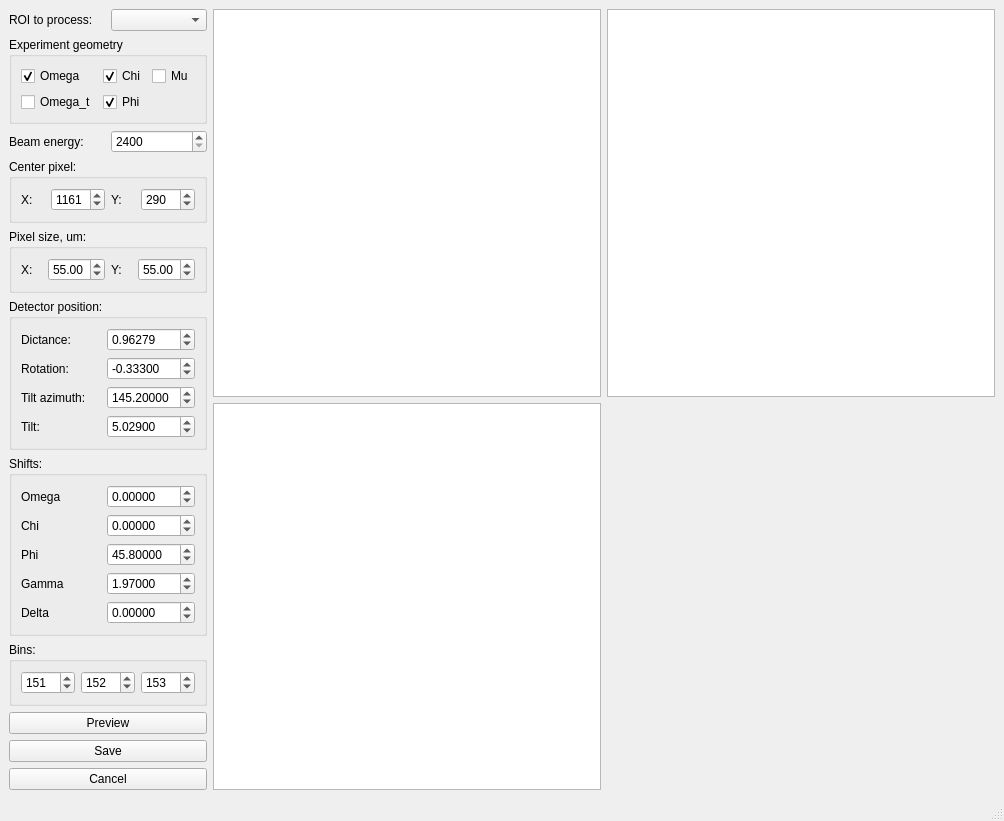
First picture: the form in uis/converter.ui, repository yamedvedya/data_viewer, before the edit.
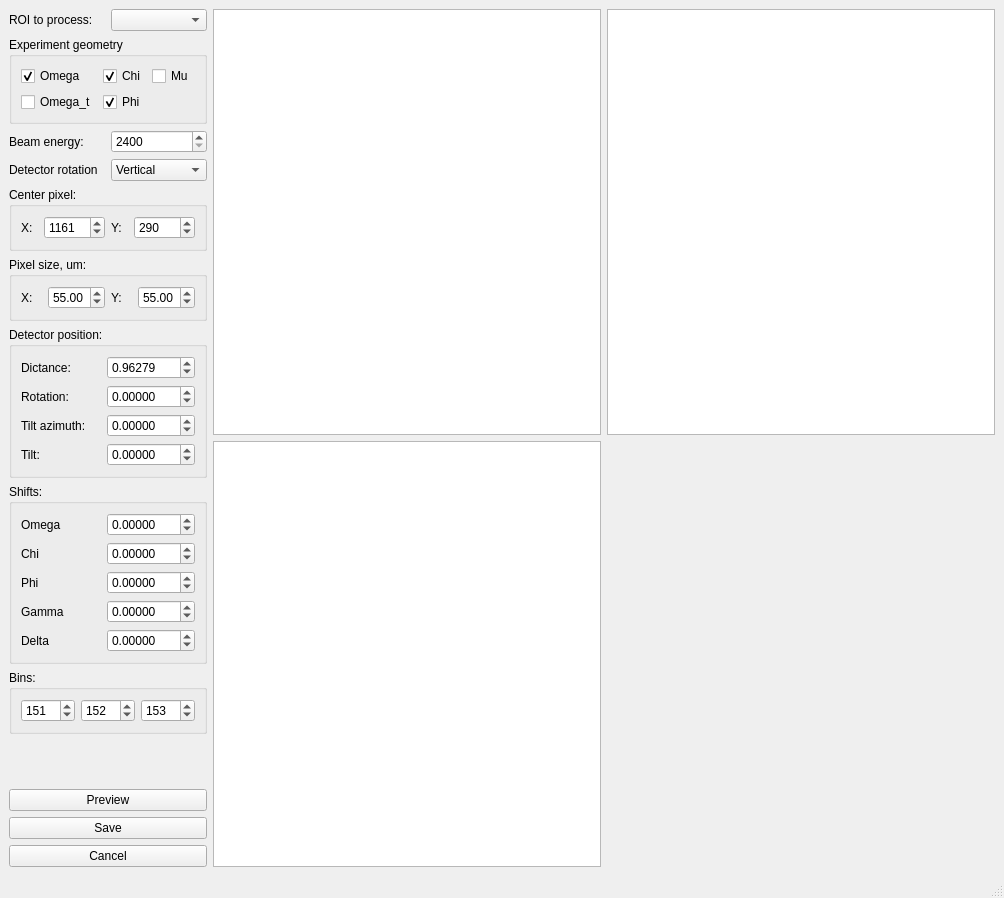
Second picture: the form after the edit. Custom widgets are drawn as their Qt base class.

Diff of the .ui file:
```diff
--- a/uis/converter.ui
+++ b/uis/converter.ui
@@ -7,7 +7,7 @@
     <x>0</x>
     <y>0</y>
     <width>1004</width>
-    <height>811</height>
+    <height>898</height>
    </rect>
   </property>
   <property name="windowTitle">
@@ -114,6 +114,36 @@
         </item>
        </layout>
       </item>
+      <item>
+       <widget class="QWidget" name="widget_4" native="true">
+        <layout class="QHBoxLayout" name="horizontalLayout_6">
+         <property name="margin">
+          <number>0</number>
+         </property>
+         <item>
+          <widget class="QLabel" name="label_7">
+           <property name="text">
+            <string>Detector rotation</string>
+           </property>
+          </widget>
+         </item>
+         <item>
+          <widget class="QComboBox" name="cmb_detector_rotation">
+           <item>
+            <property name="text">
+             <string>Vertical</string>
+            </property>
+           </item>
+           <item>
+            <property name="text">
+             <string>Horizontal</string>
+            </property>
+           </item>
+          </widget>
+         </item>
+        </layout>
+       </widget>
+      </item>
       <item>
        <widget class="QGroupBox" name="groupBox_2">
         <property name="title">
@@ -136,7 +166,7 @@
             <number>0</number>
            </property>
            <property name="maximum">
-            <number>1556</number>
+            <number>10000</number>
            </property>
            <property name="singleStep">
             <number>1</number>
@@ -162,7 +192,7 @@
             <number>0</number>
            </property>
            <property name="maximum">
-            <number>1556</number>
+            <number>10000</number>
            </property>
            <property name="singleStep">
             <number>1</number>
@@ -272,7 +302,7 @@
             <double>360.000000000000000</double>
            </property>
            <property name="value">
-            <double>-0.333000000000000</double>
+            <double>0.000000000000000</double>
            </property>
           </widget>
          </item>
@@ -298,7 +328,7 @@
             <double>360.000000000000000</double>
            </property>
            <property name="value">
-            <double>145.199999999999989</double>
+            <double>0.000000000000000</double>
            </property>
           </widget>
          </item>
@@ -324,7 +354,7 @@
             <double>360.000000000000000</double>
            </property>
            <property name="value">
-            <double>5.029000000000000</double>
+            <double>0.000000000000000</double>
            </property>
           </widget>
          </item>
@@ -398,7 +428,7 @@
             <double>360.000000000000000</double>
            </property>
            <property name="value">
-            <double>1.970000000000000</double>
+            <double>0.000000000000000</double>
            </property>
           </widget>
          </item>
@@ -417,7 +447,7 @@
             <double>360.000000000000000</double>
            </property>
            <property name="value">
-            <double>45.799999999999997</double>
+            <double>0.000000000000000</double>
            </property>
           </widget>
          </item>
```
